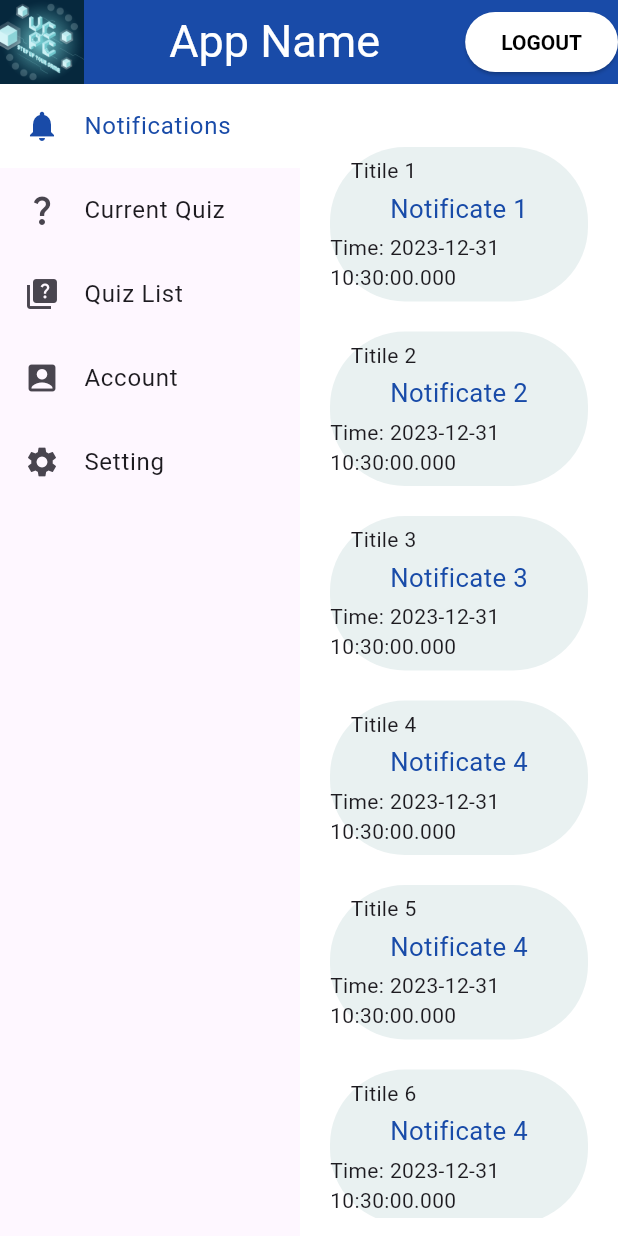
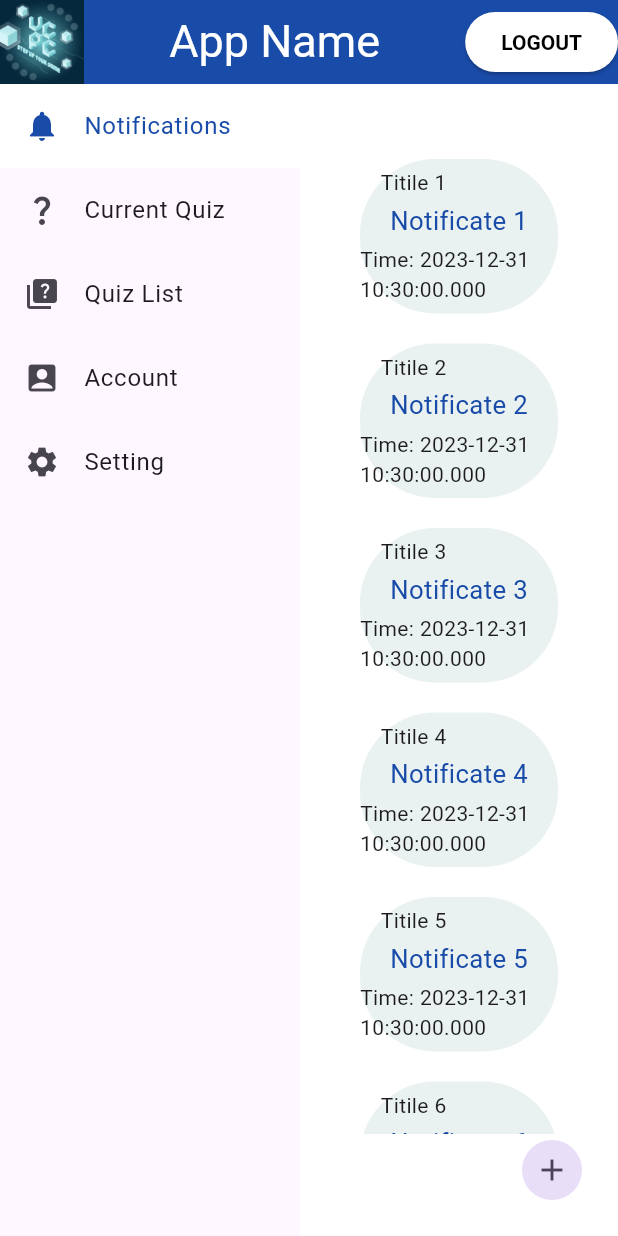
Before and after one commit to duythien2212/MiniProject_SE104, a Flutter app: the RegisterScreen screen opened directly, after a tap on "REGISTER", on a phone screen of 412 x 824 dp. Run offline on Flutter 3.47's test engine with Material 3 defaults, Android fonts, the phone set to English and light mode, and no system bars; network calls fail.

Commit message:
add register function, add notifications screen

```diff
--- a/lib/data/information.dart
+++ b/lib/data/information.dart
@@ -1,3 +1,5 @@
+final url = 'http://127.0.0.1:4000';
+
 class Information {
   Information(this.firstName, this.lastName, this.email, this.avatarURL,
       this.userName, this.userID, this.userClass, this.isTeacher);
--- a/lib/data/notification.dart
+++ b/lib/data/notification.dart
@@ -1,18 +1,19 @@
 class Notificate {
-  Notificate(this.title, this.message, this.time);
+  Notificate(this.title, this.message, this.classID, this.time);
 
   final String title;
   final String message;
+  final String classID;
   final DateTime time;
 }
 
 List<Notificate> notificates = [
-  Notificate('Titile 1', 'Notificate 1', DateTime.now()),
-  Notificate('Titile 2', 'Notificate 2', DateTime.now()),
-  Notificate('Titile 3', 'Notificate 3', DateTime.now()),
-  Notificate('Titile 4', 'Notificate 4', DateTime.now()),
-  Notificate('Titile 5', 'Notificate 4', DateTime.now()),
-  Notificate('Titile 6', 'Notificate 4', DateTime.now()),
-  Notificate('Titile 7', 'Notificate 4', DateTime.now()),
-  Notificate('Titile 8', 'Notificate 4', DateTime.now()),
+  Notificate('Titile 1', 'Notificate 1', 'KHTN2022', DateTime.now()),
+  Notificate('Titile 2', 'Notificate 2', 'KHTN2022', DateTime.now()),
+  Notificate('Titile 3', 'Notificate 3', 'KHTN2022', DateTime.now()),
+  Notificate('Titile 4', 'Notificate 4', 'KHTN2022', DateTime.now()),
+  Notificate('Titile 5', 'Notificate 5', 'KHTN2022', DateTime.now()),
+  Notificate('Titile 6', 'Notificate 6', 'KHTN2022', DateTime.now()),
+  Notificate('Titile 7', 'Notificate 7', 'KHTN2022', DateTime.now()),
+  Notificate('Titile 8', 'Notificate 8', 'KHTN2022', DateTime.now()),
 ];
--- a/lib/screens/notifications/notification_page.dart
+++ b/lib/screens/notifications/notification_page.dart
@@ -1,31 +1,68 @@
 import 'package:flutter/material.dart';
+import 'package:new_project/data/information.dart';
 import 'package:new_project/data/notification.dart';
+import 'package:new_project/screens/notifications/createNotification.dart';
 import 'package:new_project/utils/app_styles.dart';
 
-class NotificationPage extends StatelessWidget {
-  const NotificationPage({required this.notificates, super.key});
-  final List<Notificate> notificates;
+List<Notificate> getNotifications(String username) {
+  return notificates;
+}
+
+class NotificationPage extends StatefulWidget {
+  NotificationPage({super.key});
+  final List<Notificate> notifications = getNotifications(userinfor.userName);
+
+  @override
+  State<StatefulWidget> createState() {
+    return _NotificationPageState();
+  }
+}
+
+class _NotificationPageState extends State<NotificationPage> {
+  void addNotification(Notificate notification) {
+    setState(() {
+      widget.notifications.add(notification);
+    });
+  }
+
   @override
   Widget build(BuildContext context) {
     final height = MediaQuery.of(context).size.height / 8;
     final width = MediaQuery.of(context).size.width / 3;
     // print("height: ${MediaQuery.of(context).size.height}");
     return Container(
+      padding: EdgeInsets.all(20),
       color: AppThemes.mainScreenBackroundColor,
       child: Center(
-        child: Expanded(
+        child: Column(
+          crossAxisAlignment: CrossAxisAlignment.end,
+          children: [
+            Expanded(
               child: Container(
                 width: MediaQuery.of(context).size.width,
                 height: MediaQuery.of(context).size.height - 80.0,
                 child: ListView(
                   children: [
                     const SizedBox(height: 20),
-                ...notificates.map((item) {
+                    ...widget.notifications.map((item) {
                       return notificationField(item, height, width);
                     }),
                   ],
                 ),
               ),
+            ),
+            if (userinfor.isTeacher)
+              IconButton.filledTonal(
+                onPressed: () {
+                  showModalBottomSheet(
+                      context: context,
+                      builder: (ctx) => createNotificationScreen(
+                            addNotification: addNotification,
+                          ));
+                },
+                icon: const Icon(Icons.add),
+              ),
+          ],
         ),
       ),
     );
--- a/lib/screens/startScreen/login_screen.dart
+++ b/lib/screens/startScreen/login_screen.dart
@@ -20,7 +20,6 @@ class LoginScreen extends StatefulWidget {
 class _LoginScreenState extends State<LoginScreen> {
   final TextEditingController usernameController = TextEditingController();
   final TextEditingController passwordController = TextEditingController();
-  final url = 'http://127.0.0.1:4000';
   int responseStatus = 0;
   String responseMessage = 'Chưa nhập username và mật khẩu!';
 
--- a/lib/screens/startScreen/main_screen.dart
+++ b/lib/screens/startScreen/main_screen.dart
@@ -37,7 +37,7 @@ class _MainScreenState extends State<MainScreen> {
   @override
   Widget build(BuildContext context) {
     List<Widget> screens = [
-      NotificationPage(notificates: notificates),
+      NotificationPage(),
       const CurrentQuizPage(),
       SelectClassScreen(setScreen: setScreen),
       const ProfilePage(),
--- a/lib/screens/startScreen/register_screen.dart
+++ b/lib/screens/startScreen/register_screen.dart
@@ -1,10 +1,14 @@
+import 'dart:convert';
+
 import 'package:flutter/material.dart';
+import 'package:new_project/data/information.dart';
 import 'package:new_project/screens/startScreen/main_screen.dart';
 import 'package:new_project/utils/app_styles.dart';
 import 'package:new_project/utils/custom_text_field.dart';
 import 'package:new_project/utils/functions.dart';
 import 'package:new_project/utils/custom_app_bar.dart';
 import 'package:new_project/utils/widgets.dart';
+import 'package:http/http.dart' as http;
 
 class RegisterScreen extends StatefulWidget {
   const RegisterScreen({super.key});
@@ -30,6 +34,25 @@ class _RegisterScreenState extends State<RegisterScreen> {
     passwordController.dispose();
     confirmController.dispose();
     return super.dispose();
+  }
+
+  String responseMessage = '';
+  String responseStatus = '';
+
+  Future<void> _register() async {
+    final response = await http
+        .post(Uri.parse(url + '/api/register'),
+            body: json.encode({
+              'lastname': lastNameController.text,
+              'firstname': firstNameController.text,
+              'email': emailController.text,
+              'username': usernameController.text,
+              'password': passwordController.text,
+              'cpassword': confirmController.text,
+            }))
+        .then((value) => value);
+    var response_data = jsonDecode(response.body);
+    print(response.body);
   }
 
   @override
@@ -85,9 +108,17 @@ class _RegisterScreenState extends State<RegisterScreen> {
                       screenWidth: screenWidth,
                       screenHeight: screenHeight),
                   const SizedBox(height: 10),
-                  homeButton(() {
-                    navigateToPage(context, const MainScreen());
-                  }, 'REGISTER', screenHeight, screenWidth),
+                  homeButton(
+                    () {
+                      // _register().then((value) {
+                      //   navigateToPage(context, const MainScreen());
+                      // });
+                      navigateToPage(context, const MainScreen());
+                    },
+                    'REGISTER',
+                    screenHeight,
+                    screenWidth,
+                  ),
                 ],
               ),
             ],
```
Also changed, not shown: lib/screens/notifications/createNotification.dart (added, +68 -0 lines). Lines whose indentation alone changed are shown as unchanged.
